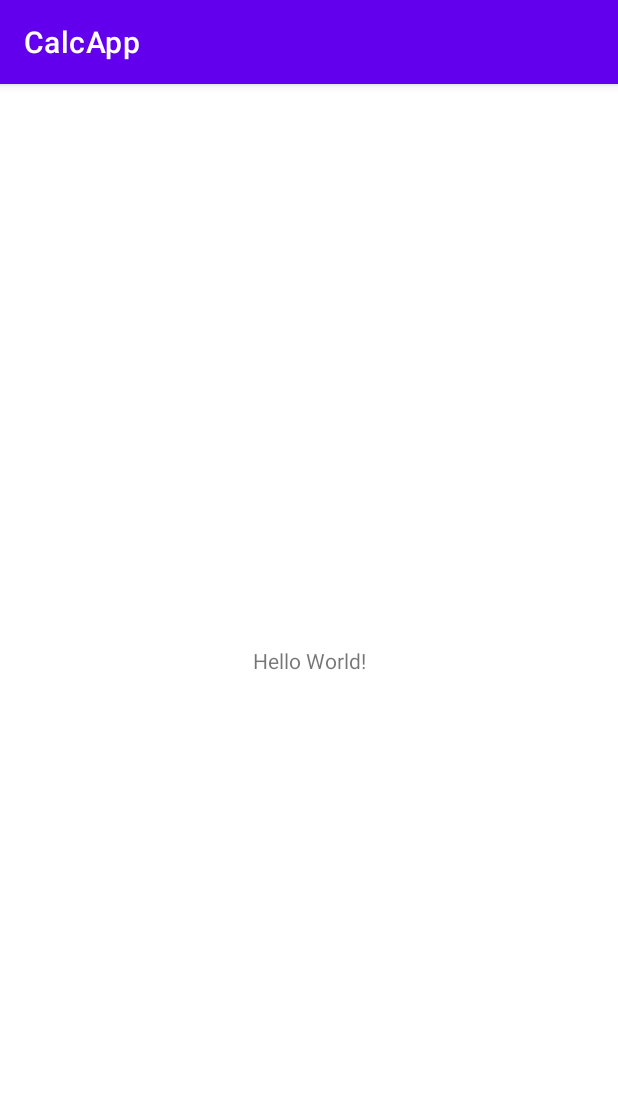
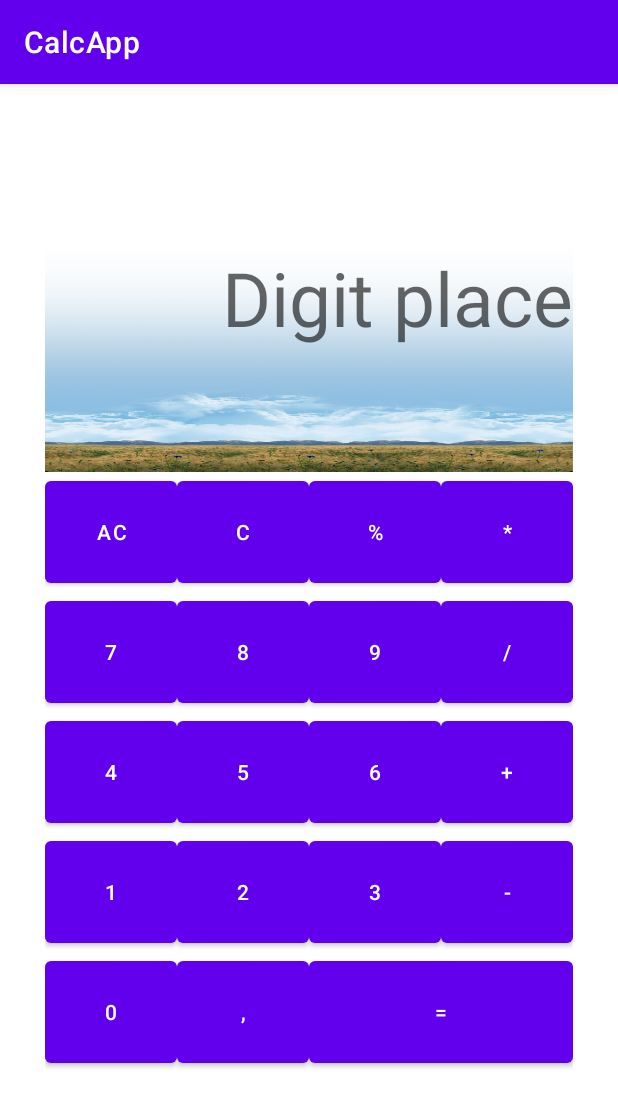
Before and after one commit to SergeyTsemerov/CalcApp, an Android app: the screen it shows after launch (MainActivity), on a phone screen of 412 x 824 dp. Shown: the top 1107 px of the screen. Run offline under Robolectric (Android 15) with nearby library versions, the phone set to English and light mode, and no system bars.

Commit message:
Lesson2Work

```diff
--- a/app/src/main/AndroidManifest.xml
+++ b/app/src/main/AndroidManifest.xml
@@ -4,7 +4,7 @@
 
     <application
         android:allowBackup="true"
-        android:icon="@mipmap/ic_launcher"
+        android:icon="@drawable/calculator"
         android:label="@string/app_name"
         android:roundIcon="@mipmap/ic_launcher_round"
         android:supportsRtl="true"
--- a/app/src/main/res/layout/activity_main.xml
+++ b/app/src/main/res/layout/activity_main.xml
@@ -1,18 +1,118 @@
 <?xml version="1.0" encoding="utf-8"?>
-<androidx.constraintlayout.widget.ConstraintLayout xmlns:android="http://schemas.android.com/apk/res/android"
-    xmlns:app="http://schemas.android.com/apk/res-auto"
+<GridLayout xmlns:android="http://schemas.android.com/apk/res/android"
     xmlns:tools="http://schemas.android.com/tools"
-    android:layout_width="match_parent"
-    android:layout_height="match_parent"
-    tools:context=".MainActivity">
+    android:layout_width="wrap_content"
+    android:layout_height="wrap_content"
+    android:layout_gravity="center"
+    android:columnCount="4">
 
     <TextView
+        android:layout_width="300dp"
+        android:layout_height="150dp"
+        android:layout_columnSpan="4"
+        android:layout_gravity="fill"
+        android:background="@drawable/sky"
+        android:textSize="50sp"
+        android:hint="@string/digit_place"
+        android:gravity="right"
+        tools:ignore="RtlHardcoded" />
+
+    <Button
+        android:layout_width="match_parent"
+        android:layout_height="80dp"
+        android:text="@string/ac" />
+
+    <Button
+        android:layout_width="match_parent"
+        android:layout_height="80dp"
+        android:text="@string/c" />
+
+    <Button
+        android:layout_width="match_parent"
+        android:layout_height="80dp"
+        android:text="@string/percent" />
+
+    <Button
+        android:layout_width="match_parent"
+        android:layout_height="80dp"
+        android:text="@string/multiplication" />
+
+    <Button
+        android:layout_width="match_parent"
+        android:layout_height="80dp"
+        android:text="@string/number_7" />
+
+    <Button
+        android:layout_width="match_parent"
+        android:layout_height="80dp"
+        android:text="@string/number_8" />
+
+    <Button
+        android:layout_width="match_parent"
+        android:layout_height="80dp"
+        android:text="@string/number_9" />
+
+    <Button
+        android:layout_width="match_parent"
+        android:layout_height="80dp"
+        android:text="@string/dividing" />
+
+    <Button
+        android:layout_width="match_parent"
+        android:layout_height="80dp"
+        android:text="@string/number_4" />
+
+    <Button
+        android:layout_width="match_parent"
+        android:layout_height="80dp"
+        android:text="@string/number_5" />
+
+    <Button
+        android:layout_width="match_parent"
+        android:layout_height="80dp"
+        android:text="@string/number_6" />
+
+    <Button
+        android:layout_width="match_parent"
+        android:layout_height="80dp"
+        android:text="@string/addition" />
+
+    <Button
+        android:layout_width="match_parent"
+        android:layout_height="80dp"
+        android:text="@string/number_1" />
+
+    <Button
+        android:layout_width="match_parent"
+        android:layout_height="80dp"
+        android:text="@string/number_2" />
+
+    <Button
+        android:layout_width="match_parent"
+        android:layout_height="80dp"
+        android:text="@string/number_3" />
+
+    <Button
+        android:layout_width="match_parent"
+        android:layout_height="80dp"
+        android:text="@string/subtract" />
+
+    <Button
+        android:layout_width="match_parent"
+        android:layout_height="80dp"
+        android:text="@string/number_0" />
+
+    <Button
+        android:layout_width="match_parent"
+        android:layout_height="80dp"
+        android:text="@string/comma" />
+
+    <Button
         android:layout_width="wrap_content"
         android:layout_height="wrap_content"
-        android:text="Hello World!"
-        app:layout_constraintBottom_toBottomOf="parent"
-        app:layout_constraintLeft_toLeftOf="parent"
-        app:layout_constraintRight_toRightOf="parent"
-        app:layout_constraintTop_toTopOf="parent" />
+        android:text="@string/equals"
+        android:layout_columnSpan="2"
+        android:layout_gravity="fill"/>
 
-</androidx.constraintlayout.widget.ConstraintLayout>
+
+</GridLayout>
--- a/app/src/main/res/values/strings.xml
+++ b/app/src/main/res/values/strings.xml
@@ -1,3 +1,23 @@
 <resources>
     <string name="app_name">CalcApp</string>
+    <string name="ac">AC</string>
+    <string name="c">C</string>
+    <string name="percent">%</string>
+    <string name="multiplication">*</string>
+    <string name="number_7">7</string>
+    <string name="number_8">8</string>
+    <string name="number_9">9</string>
+    <string name="dividing">/</string>
+    <string name="number_4">4</string>
+    <string name="number_5">5</string>
+    <string name="number_6">6</string>
+    <string name="subtract">-</string>
+    <string name="number_1">1</string>
+    <string name="number_2">2</string>
+    <string name="number_3">3</string>
+    <string name="addition">+</string>
+    <string name="number_0">0</string>
+    <string name="comma">,</string>
+    <string name="equals">=</string>
+    <string name="digit_place">Digit place</string>
 </resources>
```
Also changed, not shown: app/src/main/res/drawable/calculator.png (added), app/src/main/res/drawable/sky.png (added).
